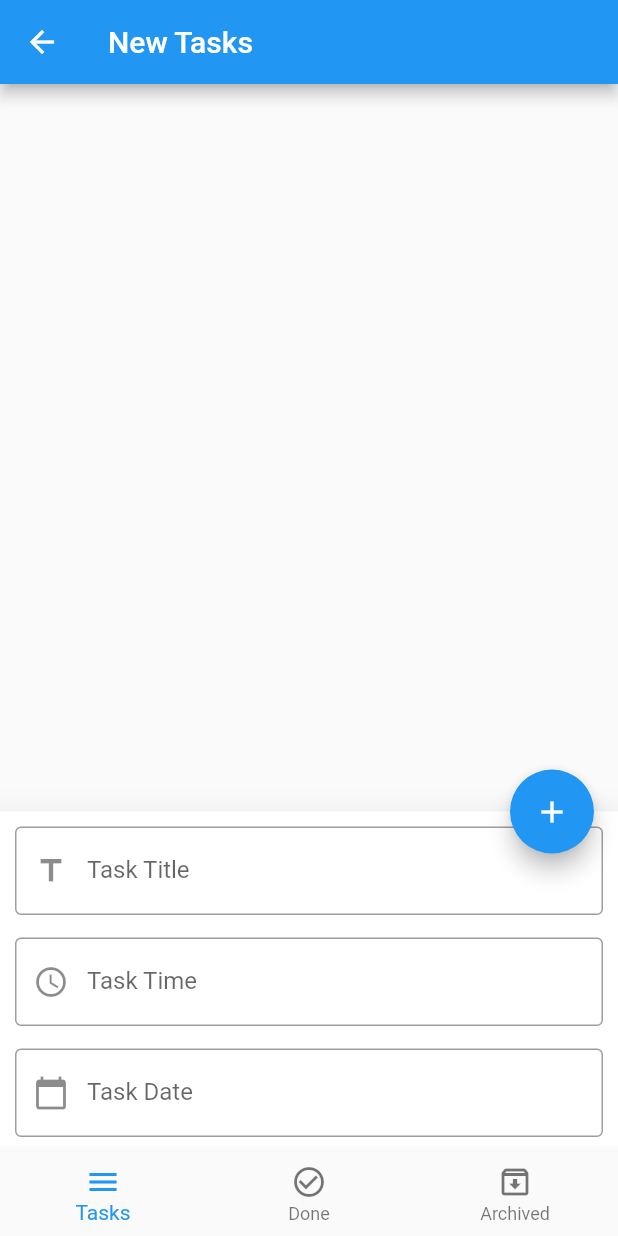
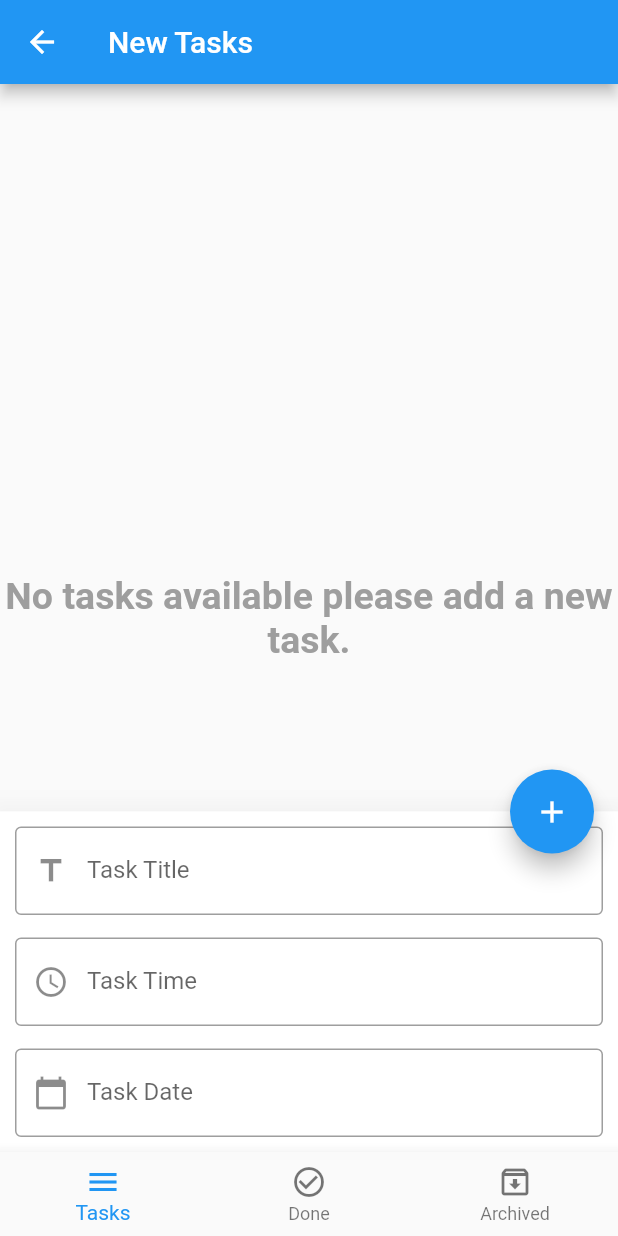
Before and after one commit to malek-kashoqa/udemy2, a Flutter app: the screen it shows after launch, after a tap on the "edit" icon, on a phone screen of 412 x 824 dp. Run offline on Flutter 3.47's test engine with Material 2 defaults, Android fonts, the phone set to English and light mode, and no system bars; our stand-ins replace bloc, conditional_builder_null_safety, flutter_bloc, sqflite; accounts and stored records are empty.

Commit message:
Finish todo app

```diff
--- a/lib/modules/new_tasks/new_tasks_screen.dart
+++ b/lib/modules/new_tasks/new_tasks_screen.dart
@@ -1,3 +1,4 @@
+import 'package:conditional_builder_null_safety/conditional_builder_null_safety.dart';
 import 'package:flutter/material.dart';
 import 'package:flutter_bloc/flutter_bloc.dart';
 import 'package:udemy2/shared/components/components.dart';
@@ -9,12 +10,11 @@ class NewTasksScreen extends StatelessWidget {
   @override
   Widget build(BuildContext context) {
     return BlocConsumer<AppCubit, AppStates>(
-      listener: (context, state) {},
-      builder: (context, state) => ListView.separated(
-        itemBuilder: (context, index) => BuildTaskItem(tasks[index]),
-        separatorBuilder: (context, index) => ListSeparator(),
-        itemCount: tasks.length,
-      ),
+        listener: (context, state) {},
+        builder: (context, state) {
+          var tasks = AppCubit.get(context).newTasks;
+          return tasksBuilder(tasks: tasks);
+        }
     );
   }
 
--- a/lib/shared/components/components.dart
+++ b/lib/shared/components/components.dart
@@ -1,5 +1,9 @@
+import 'package:conditional_builder_null_safety/conditional_builder_null_safety.dart';
 import 'package:flutter/cupertino.dart';
 import 'package:flutter/material.dart';
+import 'package:flutter_bloc/flutter_bloc.dart';
+import 'package:udemy2/shared/cubit/cubit.dart';
+import 'package:udemy2/shared/cubit/states.dart';
 
 Widget DefaultButton({
   double width = double.infinity,
@@ -59,7 +63,13 @@ Widget DefaultFormField({
       ),
     );
 
-Widget BuildTaskItem(Map model) => Padding(
+Widget BuildTaskItem(Map model, context) => Dismissible(
+  key: Key(model['id'].toString()),
+  onDismissed: (direction){
+    AppCubit.get(context).deleteDatabase(id: model['id']);
+  },
+  background: Container(color: Colors.red,),
+  child:   Padding(
         padding: const EdgeInsets.all(20.0),
         child: Container(
           child: Row(
@@ -71,7 +81,8 @@ Widget BuildTaskItem(Map model) => Padding(
               SizedBox(
                 width: 20.0,
               ),
-            Column(
+              Expanded(
+                child: Column(
                   mainAxisSize: MainAxisSize.min,
                   crossAxisAlignment: CrossAxisAlignment.start,
                   children: [
@@ -88,7 +99,15 @@ Widget BuildTaskItem(Map model) => Padding(
                     Text('${model['date']}'),
                   ],
                 ),
+              ),
+              IconButton(onPressed: (){
+                AppCubit.get(context).updateDatabase(id: model['id'], status: 'done');
+              }, icon: Icon(Icons.check_box),color: Colors.green,),
+              IconButton(onPressed: (){
+                AppCubit.get(context).updateDatabase(id: model['id'], status: 'archived');
+              }, icon: Icon(Icons.archive_outlined),color: Colors.black45,),
             ],
+          ),
         ),
       ),
 );
@@ -103,3 +122,30 @@ Widget ListSeparator() => Padding(
         color: Colors.grey[300],
       ),
     );
+
+
+Widget tasksBuilder({required List tasks}) => BlocConsumer<AppCubit, AppStates>(
+    listener: (context, state) {},
+    builder: (context, state) => ConditionalBuilder(
+      condition: tasks.length > 0,
+      builder: (context) => ListView.separated(
+        itemBuilder: (context, index) => BuildTaskItem(tasks[index], context),
+        separatorBuilder: (context, index) => ListSeparator(),
+        itemCount: tasks.length,
+      ),
+      fallback: (context) => Center(
+        child: Column(
+          mainAxisAlignment: MainAxisAlignment.center,
+          children: [
+            Text("No tasks available please add a new task.",
+              textAlign: TextAlign.center,
+              style: TextStyle(
+                fontSize: 25.0,
+                fontWeight: FontWeight.bold,
+                color: Colors.grey,
+              ),),
+          ],
+        ),
+      ),
+    ),
+  );
--- a/lib/shared/components/constants.dart
+++ /dev/null
@@ -1 +0,0 @@
-List<Map> tasks = [];
--- a/lib/shared/cubit/cubit.dart
+++ b/lib/shared/cubit/cubit.dart
@@ -35,6 +35,11 @@ class AppCubit extends Cubit<AppStates> {
     "Archived Tasks",
   ];
 
+  List<Map> newTasks = [];
+  List<Map> doneTasks = [];
+  List<Map> archivedTasks = [];
+
+
   void changeIndex(int index) {
     currentIndex = index;
     emit(AppChangeBottomNavBarState());
@@ -59,16 +64,12 @@ class AppCubit extends Cubit<AppStates> {
       },
       onOpen: (database) {
         print("DataBase Opened");
-        getDataFromDatabase(database).then((value) {
-          emit(AppGetDatabaseState());
-          tasks = value;
-          // print(tasks);
-        });
+        getDataFromDatabase(database);
       },
     );
   }
 
-  insertToDatabase({
+  void insertToDatabase({
     required String title,
     required String time,
     required String date,
@@ -90,31 +91,45 @@ class AppCubit extends Cubit<AppStates> {
           .then((value) {
         print("Raw ${value.toString()} inserted successfully");
         emit(AppInsertDatabaseState());
-        getDataFromDatabase(database).then((value) {
-          emit(AppGetDatabaseState());
-          tasks = value;
-          // print(tasks);
-        });
+        getDataFromDatabase(database);
       }).catchError((error) {
         print("Error inserting a new raw, error: ${error.toString()}");
       });
     });
   }
 
-  // void addNewTask(Transaction txn) {
-  //   txn
-  //       .rawInsert(
-  //           'INSERT INTO tasks(title, date, time, status) VALUES("Task 1", "1234", "12:12", "New")')
-  //       .then((value) {
-  //     print("Raw ${value.toString()} inserted successfully");
-  //   }).catchError((error) {
-  //     print("Error inserting a new raw, error: ${error.toString()}");
-  //   });
-  // }
+  void updateDatabase({required int id, required String status}) async {
+    database.rawUpdate("Update tasks SET status = ? where id = ?",["$status",id],).then((value) {
+      emit(AppUpdateDatabaseState());
+      getDataFromDatabase(database);
+    });
+  }
 
-  Future<List<Map>> getDataFromDatabase(database) async {
+  void deleteDatabase({required int id}) async {
+    database.rawUpdate("DELETE FROM tasks WHERE id = ?",[id],).then((value) {
+      emit(AppDeleteDatabaseState());
+      getDataFromDatabase(database);
+    });
+  }
+
+
+  void getDataFromDatabase(database) {
     emit(AppGetDatabaseLoadingState());
-    return await database.rawQuery('SELECT * FROM tasks');
+    database.rawQuery('SELECT * FROM tasks').then((List value) {
+      newTasks = [];
+      doneTasks = [];
+      archivedTasks = [];
+
+      value.forEach((element) {
+        if (element['status'] == 'New')
+          newTasks.add(element);
+        if (element['status'] == 'done')
+          doneTasks.add(element);
+        if (element['status'] == 'archived')
+          archivedTasks.add(element);
+      });
+      emit(AppGetDatabaseState());
+    });
   }
 
 
--- a/lib/shared/cubit/states.dart
+++ b/lib/shared/cubit/states.dart
@@ -10,6 +10,10 @@ class AppCreateDatabaseState extends AppStates {}
 
 class AppGetDatabaseState extends AppStates {}
 
+class AppUpdateDatabaseState extends AppStates {}
+
+class AppDeleteDatabaseState extends AppStates {}
+
 class AppGetDatabaseLoadingState extends AppStates {}
 
 class AppInsertDatabaseState extends AppStates {}
```
Also changed, not shown: lib/modules/archived_tasks/archived_tasks_screen.dart (+10 -8 lines), lib/modules/done_tasks/done_tasks_screen.dart (+10 -8 lines). Lines whose indentation alone changed are shown as unchanged.
